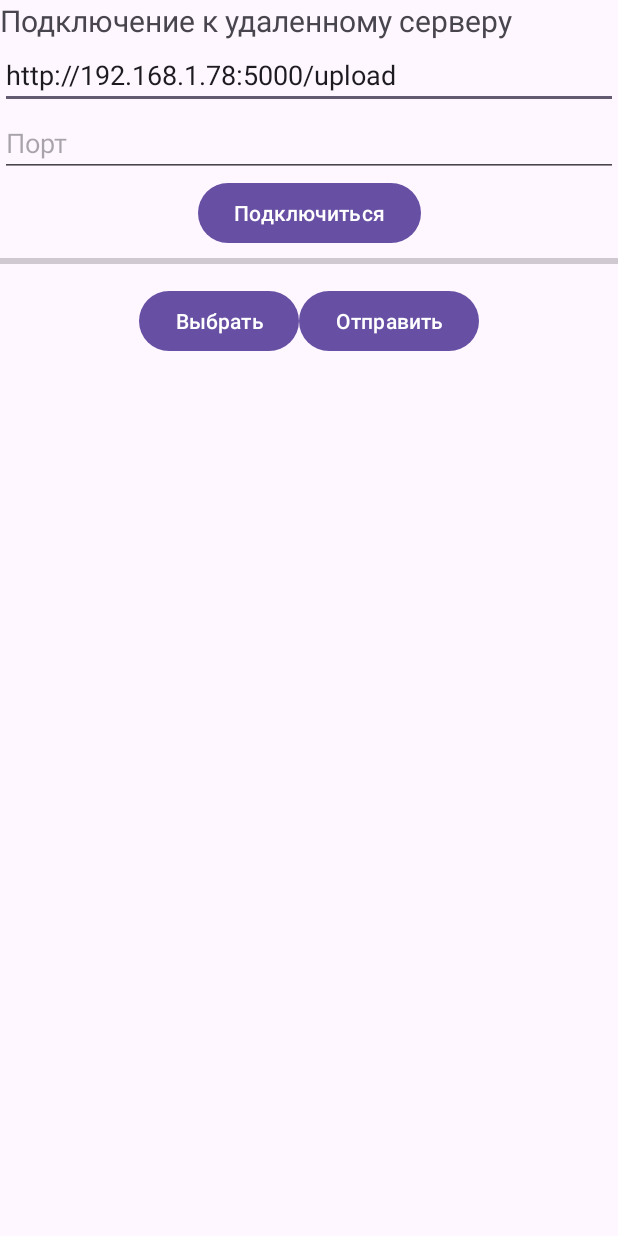
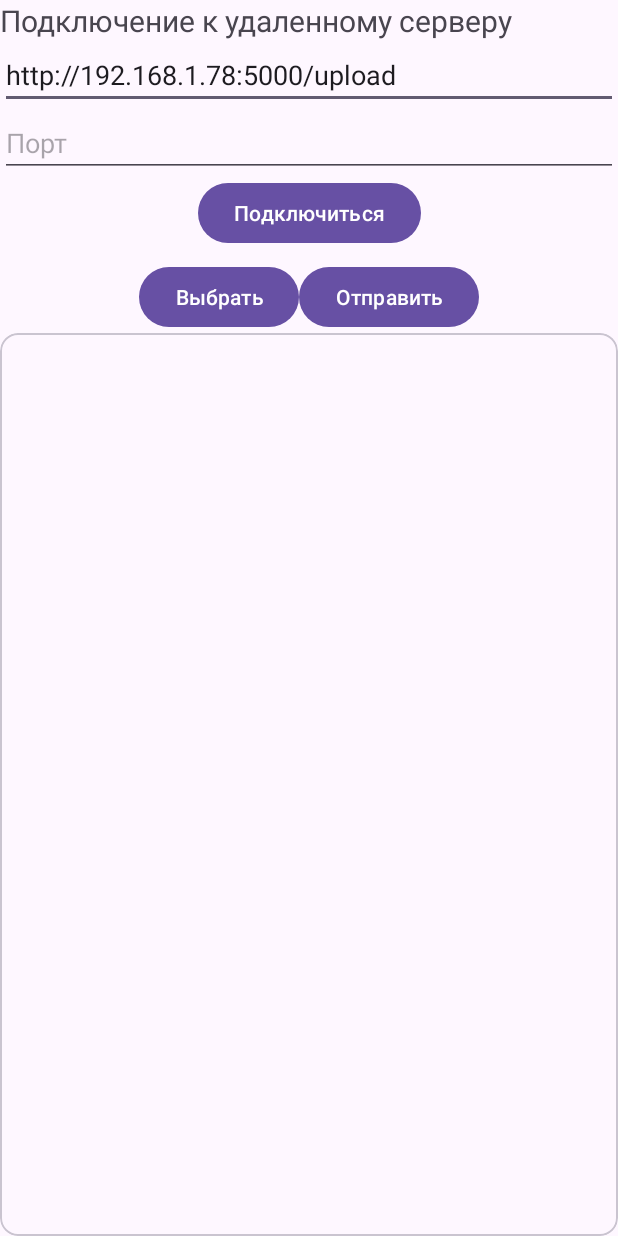
Before and after one commit to IvanVito/Android, an Android app: the screen it shows after launch (MainActivity), on a phone screen of 412 x 824 dp. Run offline under Robolectric (Android 15) with nearby library versions, the phone set to English and light mode, and no system bars.

Commit message:
Добавил прогресс бар и список отправляемых файлов

```diff
--- /dev/null
+++ b/app/src/main/java/com/example/homesaver/Adapters/FileAdapter.java
@@ -0,0 +1,51 @@
+package com.example.homesaver.Adapters;
+
+import android.annotation.SuppressLint;
+import android.view.LayoutInflater;
+import android.view.View;
+import android.view.ViewGroup;
+import android.widget.TextView;
+
+import androidx.annotation.NonNull;
+import androidx.recyclerview.widget.RecyclerView;
+
+import java.util.ArrayList;
+import java.util.List;
+
+public class FileAdapter extends RecyclerView.Adapter<FileAdapter.FileViewHolder> {
+    private final List<String> fileNames = new ArrayList<>();
+
+    // Обновляем список файлов
+    public void setFiles(List<String> files) {
+        fileNames.clear();
+        fileNames.addAll(files);
+        notifyDataSetChanged();
+    }
+
+    @NonNull
+    @Override
+    public FileViewHolder onCreateViewHolder(@NonNull ViewGroup parent, int viewType) {
+        View view = LayoutInflater.from(parent.getContext())
+                .inflate(android.R.layout.simple_list_item_1, parent, false);
+        return new FileViewHolder(view);
+    }
+
+    @Override
+    public void onBindViewHolder(@NonNull FileViewHolder holder, int position) {
+        holder.textView.setText(fileNames.get(position));
+    }
+
+    @Override
+    public int getItemCount() {
+        return fileNames.size();
+    }
+
+    static class FileViewHolder extends RecyclerView.ViewHolder {
+        TextView textView;
+
+        public FileViewHolder(@NonNull View itemView) {
+            super(itemView);
+            textView = itemView.findViewById(android.R.id.text1);
+        }
+    }
+}
--- a/app/src/main/res/layout/activity_main.xml
+++ b/app/src/main/res/layout/activity_main.xml
@@ -49,7 +49,7 @@
         android:layout_height="wrap_content"
         android:progress="0"
         android:max="100"
-        android:visibility="visible"
+        android:visibility="gone"
         style="?android:attr/progressBarStyleHorizontal"
         app:layout_constraintTop_toBottomOf="@id/connectToAddress"
         app:layout_constraintStart_toStartOf="parent"
@@ -77,7 +77,22 @@
             android:layout_width="wrap_content"
             android:layout_height="wrap_content"
             android:text="@string/send_file" />
-
     </LinearLayout>
 
+    <com.google.android.material.card.MaterialCardView
+        android:layout_width="0dp"
+        android:layout_height="0dp"
+        app:layout_constraintTop_toBottomOf="@id/buttons"
+        app:layout_constraintBottom_toBottomOf="parent"
+        app:layout_constraintStart_toStartOf="parent"
+        app:layout_constraintEnd_toEndOf="parent">
+
+        <androidx.recyclerview.widget.RecyclerView
+            android:id="@+id/fileNames"
+            android:layout_width="match_parent"
+            android:layout_height="match_parent"
+            android:padding="6dp">
+        </androidx.recyclerview.widget.RecyclerView>
+    </com.google.android.material.card.MaterialCardView>
+
 </androidx.constraintlayout.widget.ConstraintLayout>
```
Also changed, not shown: app/src/main/java/com/example/homesaver/MainActivity.java (+53 -10 lines), app/src/main/java/com/example/homesaver/ProgressRequestBody.java (added, +63 -0 lines), 1 other file.
